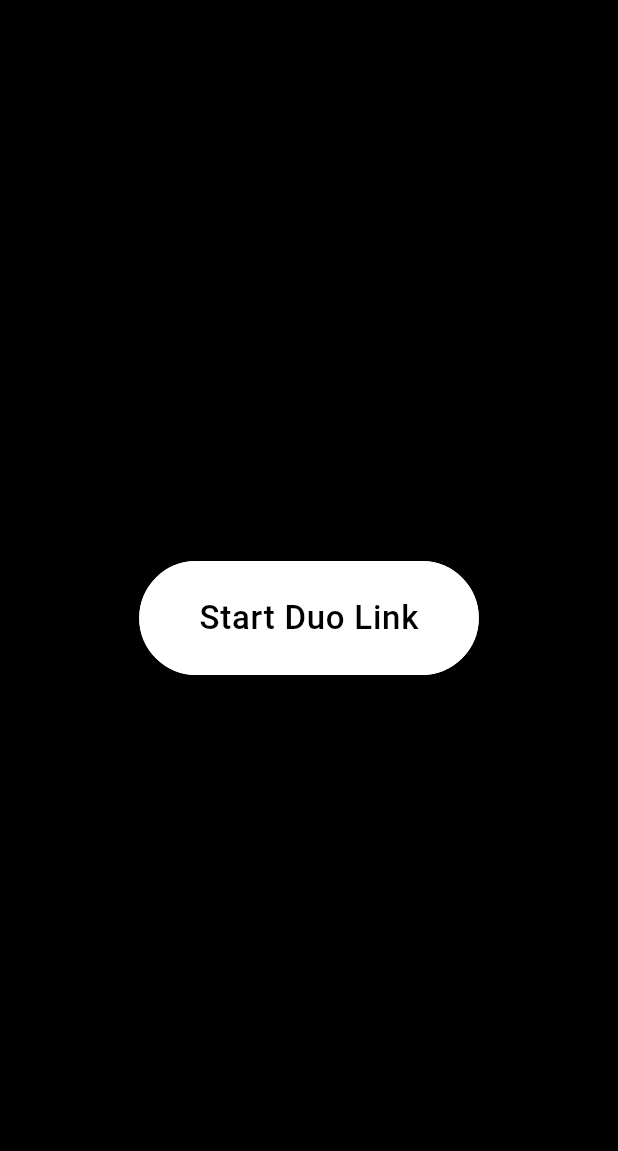
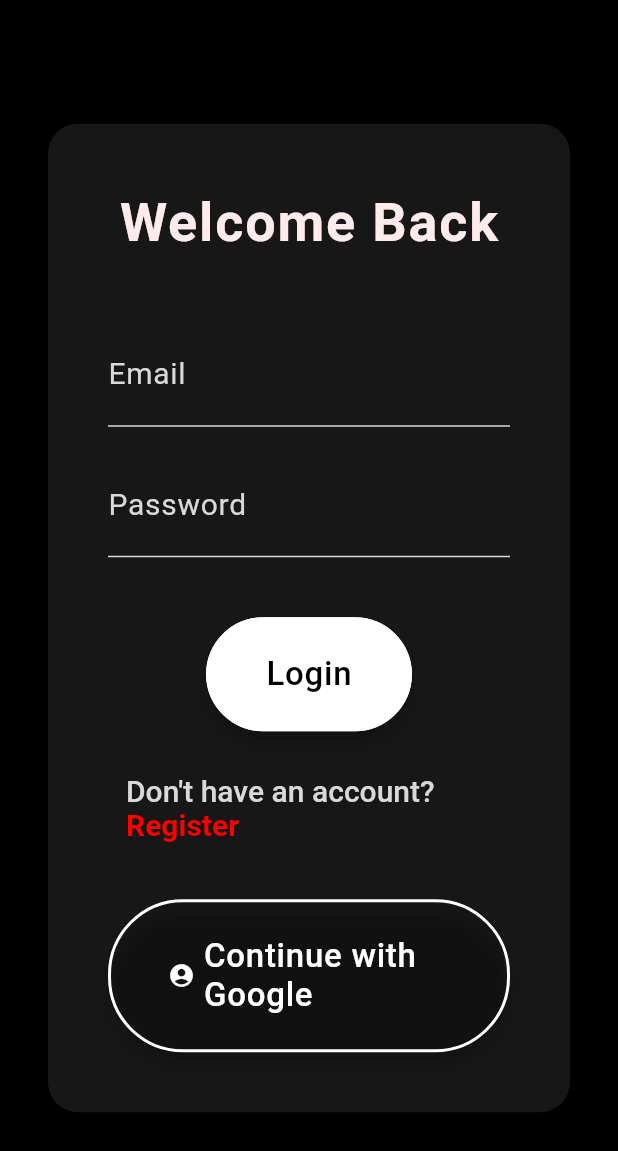
Before and after one commit to Radio-Link/Radio-link, a Flutter app: the screen it shows after launch, on a phone screen of 412 x 824 dp. Shown: the top 1151 px of the screen. Run offline on Flutter 3.47's test engine with Material 3 defaults, Android fonts, the phone set to English and light mode, and no system bars; our stand-ins replace google_fonts; Roboto replaces fonts that are missing (Dm Serif Text).

Commit message:
added the authentication screen

```diff
--- /dev/null
+++ b/lib/core/theme/app_text_style.dart
@@ -0,0 +1,41 @@
+import 'package:flutter/material.dart';
+import 'package:google_fonts/google_fonts.dart';
+import 'colors.dart';
+
+class AppTextStyles {
+  // 🧭 Input field labels
+  static final label = GoogleFonts.dmSerifText(
+    color: AppColors.whiteGray,
+    fontSize: 20,
+    fontWeight: FontWeight.w400,
+  );
+
+  // ✏️ Text inside TextFields
+  static final input = GoogleFonts.dmSerifText(
+    color: AppColors.offWhite,
+    fontSize: 24,
+    fontWeight: FontWeight.w500,
+  );
+
+  // 🏷️ Screen title
+  static final heading = GoogleFonts.dmSerifText(
+    color: AppColors.offWhite,
+    fontSize: 36,
+    fontWeight: FontWeight.bold,
+    letterSpacing: 1.2,
+  );
+
+  // 🔁 Small text under buttons
+  static final toggleBase = GoogleFonts.dmSerifText(
+    color: AppColors.whiteGray,
+    fontSize: 20,
+    fontWeight: FontWeight.w500,
+  );
+
+  // ❤️ Red emphasized text (like “Register” or “Login”)
+  static final toggleHighlight = GoogleFonts.dmSerifText(
+    color: AppColors.red,
+    fontSize: 20,
+    fontWeight: FontWeight.bold,
+  );
+}
--- a/lib/core/theme/button_style.dart
+++ b/lib/core/theme/button_style.dart
@@ -35,7 +35,7 @@ class AppButtonStyles {
 
   // ✅ Secondary button: black background, white text
   static final ButtonStyle secondary = _base(
-    background: AppColors.black,
+    background:Colors.transparent,
     foreground: AppColors.white,
   );
 }
--- a/lib/main.dart
+++ b/lib/main.dart
@@ -1,7 +1,6 @@
-// lib/main.dart
 import 'package:flutter/material.dart';
 import 'package:walkie_talkie/core/theme/app_theme.dart';
-import 'package:walkie_talkie/presentation/screens/duo_screen.dart';
+import 'package:walkie_talkie/presentation/screens/auth_screen.dart';
 
 void main() {
   runApp(const RadioLink());
@@ -13,9 +12,9 @@ class RadioLink extends StatelessWidget {
   @override
   Widget build(BuildContext context) {
     return MaterialApp(
-      title: 'Radio-link',
-      theme: AppTheme.darkTheme, // 👈 applies your DM Serif text + colors
-      home: const DuoScreen(),
+      title: 'Radio Link',
+      theme: AppTheme.darkTheme,
+      home: const AuthScreen(),
     );
   }
 }
--- /dev/null
+++ b/lib/presentation/screens/auth_screen.dart
@@ -0,0 +1,154 @@
+import 'package:flutter/material.dart';
+import 'package:walkie_talkie/core/theme/colors.dart';
+import 'package:walkie_talkie/core/theme/button_style.dart';
+import 'package:walkie_talkie/core/theme/app_text_style.dart';
+
+class AuthScreen extends StatefulWidget {
+  const AuthScreen({super.key});
+
+  @override
+  State<AuthScreen> createState() => _AuthScreenState();
+}
+
+class _AuthScreenState extends State<AuthScreen> {
+  bool isLogin = true;
+  final _emailController = TextEditingController();
+  final _passwordController = TextEditingController();
+  final _nameController = TextEditingController();
+
+  void toggleForm() => setState(() => isLogin = !isLogin);
+
+  @override
+  Widget build(BuildContext context) {
+    return Scaffold(
+      backgroundColor: AppColors.black,
+      body: Center(
+        child: SingleChildScrollView(
+          padding: const EdgeInsets.symmetric(horizontal: 32, vertical: 48),
+          child: Container(
+            constraints: const BoxConstraints(maxWidth: 450),
+            padding: const EdgeInsets.all(40),
+            decoration: BoxDecoration(
+              color: AppColors.blackLight,
+              borderRadius: BorderRadius.circular(20),
+              boxShadow: [
+                BoxShadow(
+                  color: Colors.black.withOpacity(0.4),
+                  blurRadius: 15,
+                  offset: const Offset(0, 10),
+                ),
+              ],
+            ),
+            child: Column(
+              mainAxisAlignment: MainAxisAlignment.center,
+              children: [
+                // 🏷️ Title
+                Text(
+                  isLogin ? "Welcome Back" : "Create Account",
+                  style: AppTextStyles.heading,
+                ),
+                const SizedBox(height: 40),
+
+                // 👤 Name field (register only)
+                if (!isLogin)
+                  TextField(
+                    controller: _nameController,
+                    style: AppTextStyles.input,
+                    decoration: InputDecoration(
+                      labelText: "Name",
+                      labelStyle: AppTextStyles.label,
+                      enabledBorder: const UnderlineInputBorder(
+                        borderSide: BorderSide(color: AppColors.whiteGray),
+                      ),
+                      focusedBorder: const UnderlineInputBorder(
+                        borderSide: BorderSide(color: AppColors.redLight),
+                      ),
+                    ),
+                  ),
+                if (!isLogin) const SizedBox(height: 16),
+
+                // 📧 Email
+                TextField(
+                  controller: _emailController,
+                  style: AppTextStyles.input,
+                  decoration: InputDecoration(
+                    labelText: "Email",
+                    labelStyle: AppTextStyles.label,
+                    enabledBorder: const UnderlineInputBorder(
+                      borderSide: BorderSide(color: AppColors.whiteGray),
+                    ),
+                    focusedBorder: const UnderlineInputBorder(
+                      borderSide: BorderSide(color: AppColors.redLight),
+                    ),
+                  ),
+                ),
+                const SizedBox(height: 16),
+
+                // 🔒 Password
+                TextField(
+                  controller: _passwordController,
+                  obscureText: true,
+                  style: AppTextStyles.input,
+                  decoration: InputDecoration(
+                    labelText: "Password",
+                    labelStyle: AppTextStyles.label,
+                    enabledBorder: const UnderlineInputBorder(
+                      borderSide: BorderSide(color: AppColors.whiteGray),
+                    ),
+                    focusedBorder: const UnderlineInputBorder(
+                      borderSide: BorderSide(color: AppColors.redLight),
+                    ),
+                  ),
+                ),
+                const SizedBox(height: 40),
+
+                // ✅ Submit button
+                ElevatedButton(
+                  onPressed: () {
+                    // TODO: API call
+                  },
+                  style: AppButtonStyles.primary,
+                  child: Text(isLogin ? "Login" : "Register"),
+                ),
+                const SizedBox(height: 20),
+
+                // 🔁 Toggle link
+                TextButton(
+                  onPressed: toggleForm,
+                  child: RichText(
+                    text: TextSpan(
+                      style: AppTextStyles.toggleBase,
+                      children: [
+                        TextSpan(
+                          text: isLogin
+                              ? "Don't have an account? "
+                              : "Already have an account? ",
+                        ),
+                        TextSpan(
+                          text: isLogin ? "Register" : "Login",
+                          style: AppTextStyles.toggleHighlight,
+                        ),
+                      ],
+                    ),
+                  ),
+                ),
+
+                const SizedBox(height: 30),
+
+                // 🌐 Google sign-in
+                ElevatedButton.icon(
+                  onPressed: () {
+                    // TODO: Google sign-in
+                  },
+                  style: AppButtonStyles.secondary,
+                  icon: const Icon(Icons.account_circle, color: AppColors.white),
+                  label: const Text("Continue with Google"),
+                ),
+              ],
+            ),
+          ),
+        ),
+      ),
+    );
+  }
+}
--- a/pubspec.yaml
+++ b/pubspec.yaml
@@ -35,6 +35,9 @@ dependencies:
   # Use with the CupertinoIcons class for iOS style icons.
   cupertino_icons: ^1.0.8
   google_fonts: ^6.3.2
+  http: ^1.5.0
+  flutter_secure_storage: ^9.2.4
+  google_sign_in: ^7.2.0
 
 dev_dependencies:
   flutter_test:
```
Also changed, not shown: pubspec.lock, 6 other files.
